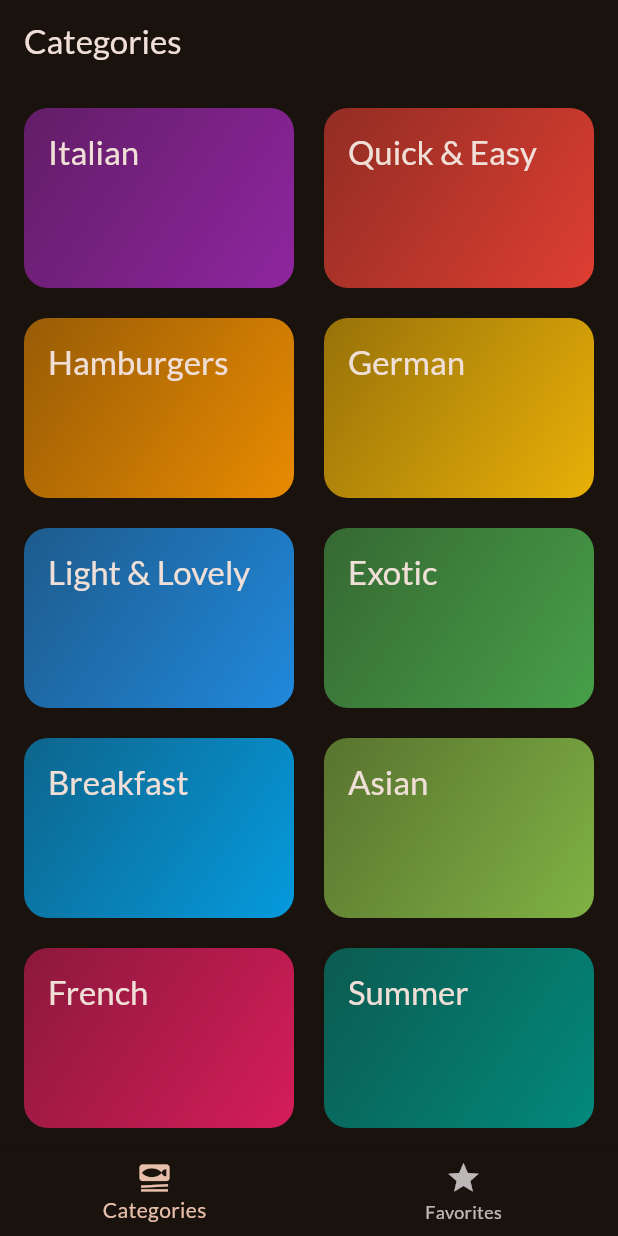
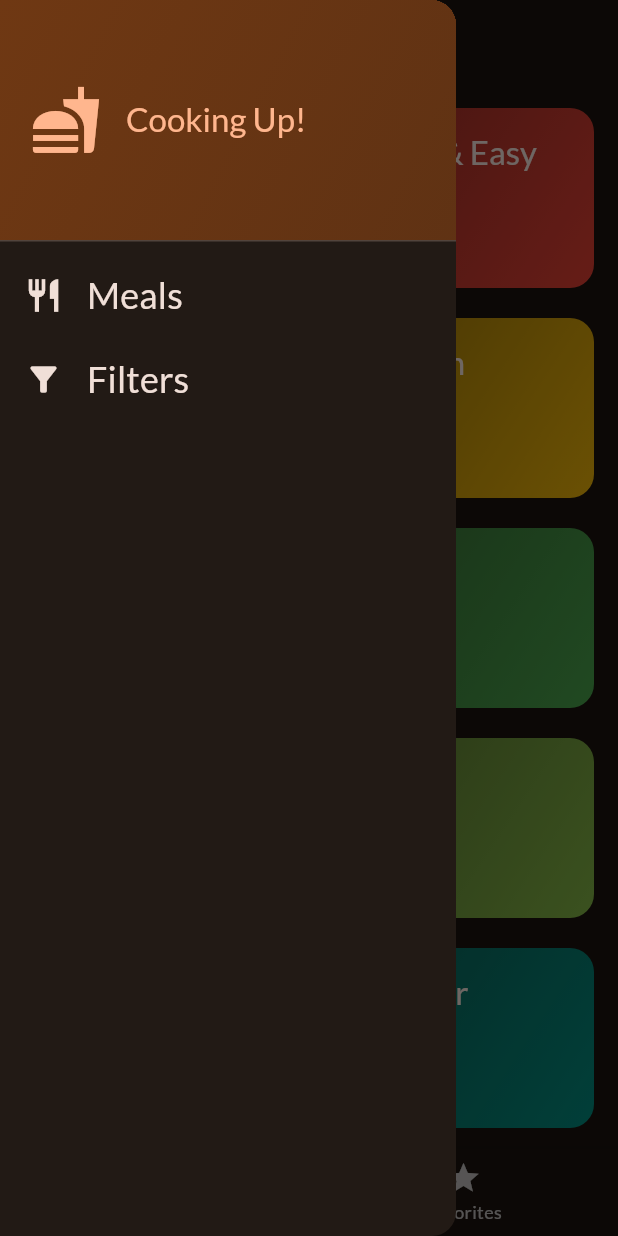
Before and after one commit to hugocica/meals_app, a Flutter app: the screen it shows after launch, with the side drawer open (before the commit the screen has no drawer), on a phone screen of 412 x 824 dp. Run offline on Flutter 3.47's test engine with Material 3 defaults, Android fonts, the phone set to English and light mode, and no system bars; our stand-ins replace google_fonts, transparent_image.

Commit message:
add main drawer widget to tabs screen

```diff
--- a/lib/screens/tabs.dart
+++ b/lib/screens/tabs.dart
@@ -1,7 +1,9 @@
 import 'package:flutter/material.dart';
 import 'package:meals_app/models/meal.dart';
 import 'package:meals_app/screens/categories.dart';
+import 'package:meals_app/screens/filters.dart';
 import 'package:meals_app/screens/meals.dart';
+import 'package:meals_app/widgets/main_drawer.dart';
 
 class TabsScreen extends StatefulWidget {
   const TabsScreen({super.key});
@@ -47,6 +49,18 @@ class _TabsScreenState extends State<TabsScreen> {
     });
   }
 
+  void _setScreen(String id) {
+    Navigator.of(context).pop();
+
+    if (id == 'filters') {
+      Navigator.of(context).push(
+        MaterialPageRoute(
+          builder: (ctx) => const FiltersScreen(),
+        ),
+      );
+    }
+  }
+
   @override
   Widget build(BuildContext context) {
     Widget activePage = CategoriesScreen(
@@ -66,6 +80,9 @@ class _TabsScreenState extends State<TabsScreen> {
       appBar: AppBar(
         title: Text(activePageTitle),
       ),
+      drawer: MainDrawer(
+        onSelectScreen: _setScreen,
+      ),
       body: activePage,
       bottomNavigationBar: BottomNavigationBar(
         onTap: _selectPage,
--- /dev/null
+++ b/lib/widgets/main_drawer.dart
@@ -0,0 +1,81 @@
+import 'package:flutter/material.dart';
+
+class MainDrawer extends StatelessWidget {
+  const MainDrawer({super.key, required this.onSelectScreen});
+
+  final void Function(String id) onSelectScreen;
+
+  @override
+  Widget build(BuildContext context) {
+    return Drawer(
+      child: Column(
+        children: [
+          DrawerHeader(
+            padding: const EdgeInsets.all(20),
+            decoration: BoxDecoration(
+                gradient: LinearGradient(
+              colors: [
+                Theme.of(context).colorScheme.primaryContainer,
+                Theme.of(context).colorScheme.primaryContainer.withOpacity(0.8),
+              ],
+              begin: Alignment.topLeft,
+              end: Alignment.bottomRight,
+            )),
+            child: Row(
+              children: [
+                Icon(
+                  Icons.fastfood,
+                  size: 48,
+                  color: Theme.of(context).colorScheme.primary,
+                ),
+                const SizedBox(
+                  width: 16,
+                ),
+                Text(
+                  'Cooking Up!',
+                  style: Theme.of(context).textTheme.titleLarge!.copyWith(
+                        color: Theme.of(context).colorScheme.primary,
+                      ),
+                ),
+              ],
+            ),
+          ),
+          ListTile(
+            leading: Icon(
+              Icons.restaurant,
+              size: 26,
+              color: Theme.of(context).colorScheme.onSurface,
+            ),
+            title: Text(
+              'Meals',
+              style: Theme.of(context).textTheme.titleSmall!.copyWith(
+                    color: Theme.of(context).colorScheme.onSurface,
+                    fontSize: 24,
+                  ),
+            ),
+            onTap: () {
+              onSelectScreen('meals');
+            },
+          ),
+          ListTile(
+            leading: Icon(
+              Icons.filter_alt,
+              size: 26,
+              color: Theme.of(context).colorScheme.onSurface,
+            ),
+            title: Text(
+              'Filters',
+              style: Theme.of(context).textTheme.titleSmall!.copyWith(
+                    color: Theme.of(context).colorScheme.onSurface,
+                    fontSize: 24,
+                  ),
+            ),
+            onTap: () {
+              onSelectScreen('filters');
+            },
+          ),
+        ],
+      ),
+    );
+  }
+}
```
Also changed, not shown: lib/screens/filters.dart (added), lib/widgets/filter_switch.dart (added).
